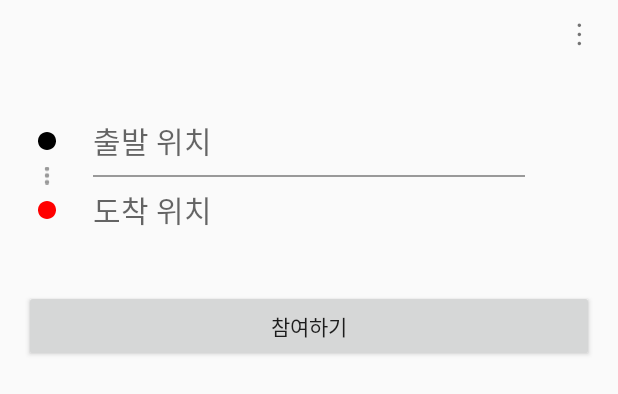
After one commit to KaquiIOS/KIT_TAXI_SHARE, an Android app: the layout item_taxi_share_post.xml on its own in the app's theme, with its tools: preview values and no code run, on a phone screen of 412 x 824 dp. The commit adds this screen. Shown: the top 394 px of the screen. Run offline under Robolectric (Android 15) with nearby library versions, the phone set to English and light mode, and no system bars; network calls fail.

```diff
--- a/app/src/main/java/com/example/taxishare/data/remote/apis/server/ServerAPI.kt
+++ b/app/src/main/java/com/example/taxishare/data/remote/apis/server/ServerAPI.kt
@@ -5,6 +5,7 @@
 package com.example.taxishare.data.remote.apis.server
 
 import com.example.taxishare.data.model.Location
+import com.example.taxishare.data.model.TaxiShareInfo
 import com.example.taxishare.data.remote.apis.server.response.*
 import io.reactivex.Observable
 import retrofit2.http.Body
@@ -29,6 +30,9 @@ interface ServerAPI {
     @GET("getSearchPlacesInfo")
     fun getSearchPlacesInfo(@Query("query") query : String) : Observable<MutableList<Location>>
 
+    @GET("loadTaxiShareInfo")
+    fun getTaxiShareInfo(@Query("nextPageNum") nextPageNum : Int) : Observable<MutableList<TaxiShareInfo>>
+
     @POST("registerTaxiShareInfo")
     fun registerTaxiShareInfo(@Body serverRequest: Map<String, String>) : Observable<TaxiShareRegisterResponse>
 }
--- /dev/null
+++ b/app/src/main/res/layout/item_taxi_share_post.xml
@@ -0,0 +1,180 @@
+<?xml version="1.0" encoding="utf-8"?>
+<androidx.constraintlayout.widget.ConstraintLayout
+        xmlns:android="http://schemas.android.com/apk/res/android"
+        xmlns:app="http://schemas.android.com/apk/res-auto"
+        android:layout_width="match_parent"
+        android:layout_height="wrap_content">
+
+    <androidx.constraintlayout.widget.Guideline
+            android:id="@+id/guide_taxi_share_pos_top"
+            android:orientation="horizontal"
+            android:layout_width="wrap_content"
+            android:layout_height="wrap_content"
+            app:layout_constraintGuide_begin="@dimen/main_toolbar_size"/>
+
+    <androidx.constraintlayout.widget.Guideline
+            android:id="@+id/guide_taxi_share_pos_start"
+            android:orientation="vertical"
+            android:layout_width="wrap_content"
+            android:layout_height="wrap_content"
+            app:layout_constraintGuide_begin="@dimen/start_default"/>
+
+    <androidx.constraintlayout.widget.Guideline
+            android:id="@+id/guide_taxi_share_pos_end"
+            android:orientation="vertical"
+            android:layout_width="wrap_content"
+            android:layout_height="wrap_content"
+            app:layout_constraintGuide_end="@dimen/start_default"/>
+
+    <androidx.constraintlayout.widget.Guideline
+            android:id="@+id/guide_taxi_share_pos_bottom"
+            android:orientation="horizontal"
+            android:layout_width="wrap_content"
+            android:layout_height="wrap_content"
+            app:layout_constraintGuide_end="@dimen/start_default"/>
+
+    <androidx.constraintlayout.widget.Guideline
+            android:id="@+id/guide_taxi_share_pos_center"
+            android:layout_width="wrap_content"
+            android:layout_height="wrap_content"
+            android:orientation="vertical"
+            app:layout_constraintGuide_percent="0.5"/>
+
+    <androidx.constraintlayout.widget.Guideline
+            android:id="@+id/guide_taxi_share_location_start"
+            android:layout_width="wrap_content"
+            android:layout_height="wrap_content"
+            android:orientation="vertical"
+            app:layout_constraintGuide_percent="0.15"/>
+
+    <androidx.constraintlayout.widget.Guideline
+            android:id="@+id/guide_taxi_share_location_end"
+            android:layout_width="wrap_content"
+            android:layout_height="wrap_content"
+            android:orientation="vertical"
+            app:layout_constraintGuide_percent="0.85"/>
+
+
+    <TextView
+            android:id="@+id/tv_taxi_share_post_pop_up"
+            android:text="@string/taxi_share_post_pop_up"
+            android:layout_width="20dp"
+            android:textSize="20sp"
+            android:textAlignment="center"
+            android:layout_marginTop="8dp"
+            android:layout_height="wrap_content"
+            app:layout_constraintTop_toTopOf="parent"
+            app:layout_constraintEnd_toEndOf="@id/guide_taxi_share_pos_end"/>
+
+    <TextView
+            android:id="@+id/tv_taxi_share_post_nickname"
+            android:layout_width="0dp"
+            android:layout_height="wrap_content"
+            android:layout_marginTop="8dp"
+            app:layout_constraintStart_toStartOf="@id/guide_taxi_share_pos_start"
+            app:layout_constraintEnd_toStartOf="@id/tv_taxi_share_post_pop_up"
+            app:layout_constraintTop_toTopOf="parent"/>
+
+    <TextView
+            android:id="@+id/tv_taxi_share_post_major"
+            android:layout_width="0dp"
+            android:layout_height="wrap_content"
+            app:layout_constraintStart_toStartOf="@id/guide_taxi_share_pos_start"
+            app:layout_constraintTop_toBottomOf="@id/tv_taxi_share_post_nickname"
+            app:layout_constraintEnd_toStartOf="@id/tv_taxi_share_post_pop_up"/>
+
+
+    <TextView
+            android:id="@+id/tv_taxi_share_post_start_location"
+            android:layout_width="0dp"
+            android:layout_height="wrap_content"
+            android:textSize="20sp"
+            android:layout_marginTop="@dimen/register_margin_top"
+            android:textColor="@color/common_black"
+            android:hint="@string/register_start_location_hint"
+            app:layout_constraintStart_toStartOf="@id/guide_taxi_share_location_start"
+            app:layout_constraintEnd_toEndOf="@id/guide_taxi_share_location_end"
+            app:layout_constraintTop_toBottomOf="@id/tv_taxi_share_post_major"/>
+
+    <ImageView
+            android:id="@+id/iv_taxi_share_post_start_location"
+            android:layout_width="wrap_content"
+            android:layout_height="wrap_content"
+            android:src="@drawable/ic_dot_departure"
+            app:layout_constraintStart_toStartOf="parent"
+            app:layout_constraintTop_toTopOf="@id/tv_taxi_share_post_start_location"
+            app:layout_constraintBottom_toBottomOf="@id/tv_taxi_share_post_start_location"
+            app:layout_constraintEnd_toStartOf="@id/guide_taxi_share_location_start"/>
+
+    <View
+            android:id="@+id/divider_taxi_share_post_taxi_location"
+            android:layout_width="0dp"
+            android:layout_height="1dp"
+            android:background="@color/common_gray"
+            android:layout_marginTop="@dimen/default_gutter"
+            app:layout_constraintTop_toBottomOf="@id/tv_taxi_share_post_start_location"
+            app:layout_constraintStart_toStartOf="@id/guide_taxi_share_location_start"
+            app:layout_constraintEnd_toEndOf="@id/guide_taxi_share_location_end"/>
+
+    <TextView
+            android:id="@+id/tv_taxi_share_post_end_location"
+            android:layout_width="0dp"
+            android:layout_height="wrap_content"
+            android:textSize="20sp"
+            android:layout_marginTop="@dimen/default_gutter"
+            android:textColor="@color/common_black"
+            android:hint="@string/register_end_location_hint"
+            app:layout_constraintStart_toStartOf="@id/guide_taxi_share_location_start"
+            app:layout_constraintEnd_toEndOf="@id/guide_taxi_share_location_end"
+            app:layout_constraintTop_toTopOf="@id/divider_taxi_share_post_taxi_location"/>
+
+    <ImageView
+            android:id="@+id/iv_taxi_share_post_end_location"
+            android:layout_width="wrap_content"
+            android:layout_height="wrap_content"
+            android:src="@drawable/ic_dot_arrive"
+            app:layout_constraintStart_toStartOf="parent"
+            app:layout_constraintTop_toTopOf="@id/tv_taxi_share_post_end_location"
+            app:layout_constraintBottom_toBottomOf="@id/tv_taxi_share_post_end_location"
+            app:layout_constraintEnd_toStartOf="@id/tv_taxi_share_post_end_location"/>
+
+    <ImageView
+            android:orientation="vertical"
+            android:layout_width="wrap_content"
+            android:layout_height="0dp"
+            android:rotation="90"
+            android:src="@drawable/ic_location_link"
+            app:layout_constraintStart_toStartOf="parent"
+            app:layout_constraintEnd_toEndOf="@id/guide_taxi_share_location_start"
+            app:layout_constraintTop_toBottomOf="@id/iv_taxi_share_post_start_location"
+            app:layout_constraintBottom_toTopOf="@id/iv_taxi_share_post_end_location"/>
+
+
+    <TextView
+            android:id="@+id/tv_taxi_share_post_title"
+            android:layout_width="0dp"
+            android:layout_height="wrap_content"
+            app:layout_constraintStart_toStartOf="@id/guide_taxi_share_pos_start"
+            app:layout_constraintTop_toBottomOf="@id/tv_taxi_share_post_end_location"
+            app:layout_constraintEnd_toEndOf="@id/guide_taxi_share_pos_end"/>
+
+    <TextView
+            android:id="@+id/tv_taxi_share_post_participants_num"
+            android:layout_width="0dp"
+            android:layout_height="wrap_content"
+            app:layout_constraintStart_toStartOf="@id/guide_taxi_share_pos_start"
+            app:layout_constraintEnd_toEndOf="@id/guide_taxi_share_pos_end"
+            app:layout_constraintTop_toBottomOf="@id/tv_taxi_share_post_title"/>
+
+    <Button
+            android:id="@+id/btn_taxi_share_post_participate"
+            android:layout_width="0dp"
+            android:layout_height="wrap_content"
+            android:layout_marginBottom="8dp"
+            android:text="@string/taxi_share_post_participate"
+            app:layout_constraintBottom_toBottomOf="@id/guide_taxi_share_pos_bottom"
+            app:layout_constraintStart_toStartOf="@id/guide_taxi_share_pos_start"
+            app:layout_constraintEnd_toEndOf="@id/guide_taxi_share_pos_end"
+            app:layout_constraintTop_toBottomOf="@id/tv_taxi_share_post_participants_num"/>
+
+</androidx.constraintlayout.widget.ConstraintLayout>
--- a/app/src/main/res/values/strings.xml
+++ b/app/src/main/res/values/strings.xml
@@ -141,4 +141,7 @@
     <string name="taxi_share_register_not_finish">게시글 등록이 끝나지 않았습니다 !</string>
     <string name="taxi_share_register_success">등록 성공</string>
     <string name="taxi_share_register_fail">등록 실패</string>
+
+    <string name="taxi_share_post_pop_up">&#8942;</string>
+    <string name="taxi_share_post_participate">참여하기</string>
 </resources>
```
Also changed, not shown: app/src/main/java/com/example/taxishare/data/model/Location.kt (+6 -6 lines), app/src/main/java/com/example/taxishare/data/model/TaxiShareInfo.kt (+33 -17 lines), app/src/main/java/com/example/taxishare/data/model/TaxiShareInfoModel.kt (deleted, +0 -37 lines), app/src/main/java/com/example/taxishare/data/remote/apis/server/ServerClient.kt (+11 -5 lines), app/src/main/java/com/example/taxishare/data/remote/apis/server/request/TaxiShareListGetRequest.kt (added, +7 -0 lines), app/src/main/java/com/example/taxishare/data/remote/apis/server/response/SearchPlacesResponse.kt (deleted, +0 -20 lines), app/src/main/java/com/example/taxishare/data/remote/apis/server/response/TaxiShareListGetResponse.kt (added, +8 -0 lines), app/src/main/java/com/example/taxishare/data/repo/ServerRepository.kt (+3 -4 lines), app/src/main/java/com/example/taxishare/data/repo/ServerRepositoryImpl.kt (+23 -15 lines), app/src/main/java/com/example/taxishare/view/main/taxisharelist/TaxiShareListFragment.kt (+17 -0 lines), app/src/main/res/layout/item_taxi_share.xml (deleted, +0 -7 lines).
